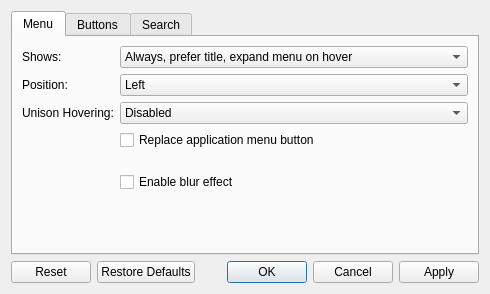
This is kdecoration/config/ui/titlebarmenu.ui in paulmcauley/klassy as Qt 5 draws it before an edit. The edited form follows.
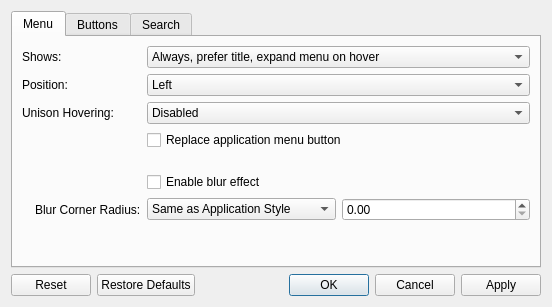
This is the edited form.

Commit message:
Add blur corner radius setting
In order to work with applications styles other than Klassy (for those that use
the decorations but not the application style), the blur region for the menu
needs to know what corner radius to use.

```diff
--- a/kdecoration/config/ui/titlebarmenu.ui
+++ b/kdecoration/config/ui/titlebarmenu.ui
@@ -6,8 +6,8 @@
    <rect>
     <x>0</x>
     <y>0</y>
-    <width>490</width>
-    <height>294</height>
+    <width>552</width>
+    <height>307</height>
    </rect>
   </property>
   <property name="windowTitle">
@@ -140,7 +140,7 @@
          </property>
         </widget>
        </item>
-       <item row="6" column="1">
+       <item row="7" column="1">
         <spacer name="verticalSpacer_3">
          <property name="orientation">
           <enum>Qt::Orientation::Vertical</enum>
@@ -169,6 +169,52 @@
          </property>
         </spacer>
        </item>
+       <item row="6" column="1">
+        <layout class="QHBoxLayout" name="horizontalLayout_2">
+         <item>
+          <widget class="QComboBox" name="menuBlurCornerRadius">
+           <item>
+            <property name="text">
+             <string>Same as Application Style</string>
+            </property>
+           </item>
+           <item>
+            <property name="text">
+             <string>Custom</string>
+            </property>
+           </item>
+          </widget>
+         </item>
+         <item>
+          <widget class="QDoubleSpinBox" name="menuBlurCustomCornerRadius">
+           <property name="singleStep">
+            <double>0.100000000000000</double>
+           </property>
+          </widget>
+         </item>
+        </layout>
+       </item>
+       <item row="6" column="0">
+        <layout class="QHBoxLayout" name="horizontalLayout_4">
+         <item>
+          <widget class="QLabel" name="menuBlurCornerRadiusIcon">
+           <property name="text">
+            <string/>
+           </property>
+          </widget>
+         </item>
+         <item>
+          <widget class="QLabel" name="menuBlurCornerRadiusLabel">
+           <property name="text">
+            <string>Blur Corner Radius:</string>
+           </property>
+           <property name="buddy">
+            <cstring>menuBlurCornerRadius</cstring>
+           </property>
+          </widget>
+         </item>
+        </layout>
+       </item>
       </layout>
      </widget>
      <widget class="QWidget" name="tab">
```
Left out of the diff: 64 changed lines with no effect on the pictures. The commit also changes 3 other files.
